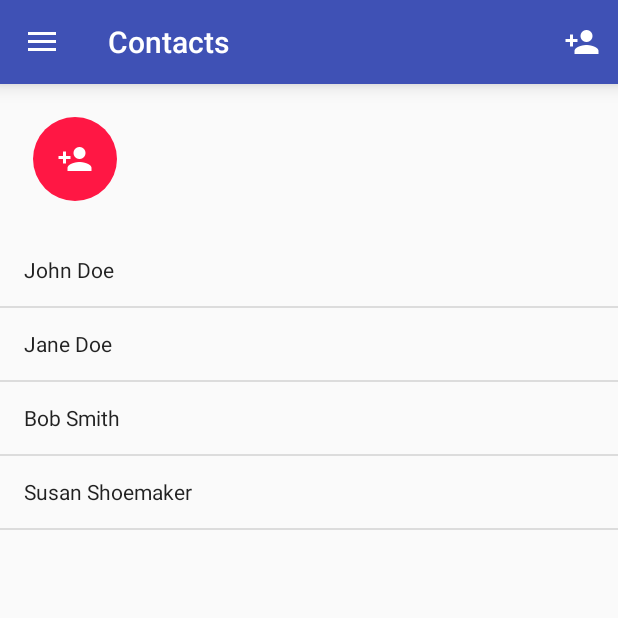
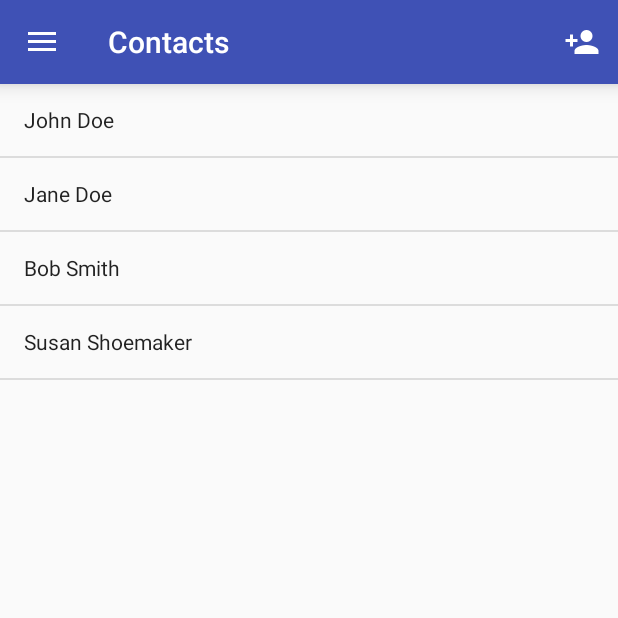
Before and after one commit to DancoAndroidAppDev/H254danco, an Android app: the screen it shows after launch (TopLevelActivity), on a phone screen of 412 x 824 dp, the top half of it. Run offline under Robolectric (Android 15) with nearby library versions, the phone set to English and light mode, and no system bars.

Commit message:
remove fab from top of layout

```diff
--- a/app/src/main/res/layout/activity_top_level.xml
+++ b/app/src/main/res/layout/activity_top_level.xml
@@ -23,12 +23,12 @@
             app:popupTheme="@style/ThemeOverlay.AppCompat.Light"
             app:theme="@style/ThemeOverlayDarkActionBar"/>
 
-        <ImageView
-            android:layout_width="100dp"
-            android:layout_height="100dp"
-            android:scaleType="centerInside"
-            android:clickable="true"
-            android:src="@drawable/fab_test2"/>
+        <!--<ImageView-->
+            <!--android:layout_width="100dp"-->
+            <!--android:layout_height="100dp"-->
+            <!--android:scaleType="centerInside"-->
+            <!--android:clickable="true"-->
+            <!--android:src="@drawable/fab_test2"/>-->
         <FrameLayout
             android:id="@+id/fragmentContainer"
             android:layout_width="match_parent"
```
